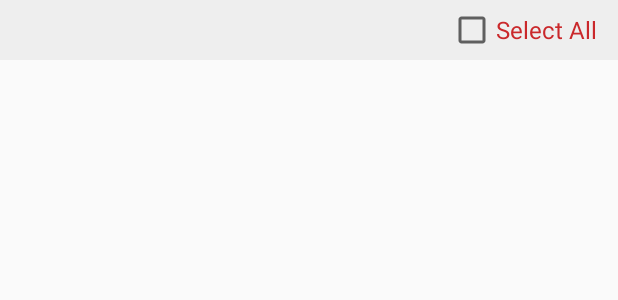
After one commit to HimaVaradhi/Jingoo, an Android app: the layout selectall_list_view_header.xml on its own in the app's theme, with its tools: preview values and no code run, on a phone screen of 412 x 824 dp. The commit adds this screen. Shown: the top 300 px of the screen. Run offline under Robolectric (Android 15) with nearby library versions, the phone set to English and light mode, and no system bars; network calls fail.

Commit message:
code change select all

```diff
--- a/app/src/main/java/com/oodi/jingoo/activity/StoreAnalyticsActivity.java
+++ b/app/src/main/java/com/oodi/jingoo/activity/StoreAnalyticsActivity.java
@@ -546,9 +546,7 @@ public class StoreAnalyticsActivity extends AppCompatActivity {
         webLnC.getSettings().setLoadsImagesAutomatically(true);
         webLnC.getSettings().setJavaScriptEnabled(true);
         webLnC.setScrollBarStyle(View.SCROLLBARS_INSIDE_OVERLAY);
-
         webLnC.loadUrl(StoreAnalyticsActivity.this.getResources().getString(R.string.base_url)+"v1/index.php/appshopboth/report_chart?token="+token+"&store_id="+store_id+"&from_date="+startDate+"&to_date="+endDate+"&type="+type+"&report_type="+report_type);
-
     }
 
     public BroadcastReceiver mMessageReceiver = new BroadcastReceiver() {
--- a/app/src/main/java/com/oodi/jingoo/adapter/RewardListAdapter.java
+++ b/app/src/main/java/com/oodi/jingoo/adapter/RewardListAdapter.java
@@ -271,12 +271,10 @@ public class RewardListAdapter extends RecyclerView.Adapter<RewardListAdapter.My
                 Map<String,String> params = new HashMap<String, String>();
                 params.put(KEY_USERNAME,token);
                 params.put("reward_id" , reward_id);
-
                 return params;
             }
 
         };
-
         RequestQueue requestQueue = Volley.newRequestQueue(mContext.getActivity());
         requestQueue.add(stringRequest);
     }
--- a/app/src/main/java/com/oodi/jingoo/fragment/YourPointsFragment.java
+++ b/app/src/main/java/com/oodi/jingoo/fragment/YourPointsFragment.java
@@ -52,7 +52,6 @@ public class YourPointsFragment extends Fragment {
     ImageView imgExpand ;
     LinearLayout lnrExpand , lnrHistory , lnrSO;
     TextView txtStoreName , txtStorePoint ;
-
     RecyclerView recCsmList , recRewards;
     List<CSM> csmList = new ArrayList<>();
     CSMListAdapter csmListAdapter ;
@@ -93,7 +92,7 @@ public class YourPointsFragment extends Fragment {
 
         if (!type.equals("csm")){
             lnrSO.setVisibility(View.GONE);
-            txtStoreName.setText("Earnings: ");
+            txtStoreName.setText("");
 
         }
 
--- a/app/src/main/res/layout/activity_reward.xml
+++ b/app/src/main/res/layout/activity_reward.xml
@@ -156,7 +156,6 @@
 
             <TextView
                 android:layout_width="match_parent"
-
                 android:layout_height="wrap_content"
                 android:gravity="center"
                 android:text="@string/YOUR_POINTS"
@@ -349,7 +348,6 @@
         </FrameLayout>
 
     </LinearLayout>
-
   <TextView
         android:id="@+id/txtLine"
 
--- a/app/src/main/res/layout/fragment_leader_board.xml
+++ b/app/src/main/res/layout/fragment_leader_board.xml
@@ -191,7 +191,7 @@
                 android:paddingRight="@dimen/activity_horizontal_margin"
                 android:layout_width="wrap_content"
                 android:layout_height="wrap_content"
-                android:text="@string/state"/>
+                android:text="         "/>
 
         </LinearLayout>
 
@@ -212,7 +212,7 @@
                 android:paddingRight="@dimen/activity_horizontal_margin"
                 android:layout_width="wrap_content"
                 android:layout_height="wrap_content"
-                android:text="@string/city"/>
+                android:text="         "/>
 
         </LinearLayout>
 
--- /dev/null
+++ b/app/src/main/res/layout/selectall_list_view_header.xml
@@ -0,0 +1,22 @@
+<?xml version="1.0" encoding="utf-8"?>
+<RelativeLayout xmlns:android="http://schemas.android.com/apk/res/android"
+    xmlns:tools="http://schemas.android.com/tools"
+    android:layout_width="fill_parent"
+    android:layout_height="wrap_content"
+    android:background="#EEE"
+    android:padding="4dp"
+    tools:ignore="HardcodedText,ContentDescription" >
+    <android.support.v7.widget.AppCompatCheckBox
+        android:layout_width="wrap_content"
+        android:layout_height="wrap_content"
+        android:id="@+id/filter_select_all"
+        android:text="Select All"
+        android:textColor="@color/bg"
+        android:textSize="16sp"
+        android:fontFamily="sans-serif"
+        android:layout_alignParentRight="true"
+        android:textAllCaps="false"
+        android:layout_marginRight="10dp"
+        android:visibility="visible"
+        android:focusable="false"/>
+</RelativeLayout>
--- a/app/src/main/res/values/colors.xml
+++ b/app/src/main/res/values/colors.xml
@@ -27,5 +27,5 @@
 
     <color name="l1">#44FFD0D0</color>
     <color name="l2">#44E89D9D</color>
-
+    <color name="shade">#44f7b7b1</color>
 </resources>
```
Also changed, not shown: app/build.gradle (+5 -6 lines), app/src/main/java/com/oodi/jingoo/activity/ChooseSupliersActivity.java (+66 -9 lines), app/src/main/java/com/oodi/jingoo/activity/RewardActivity.java (+4 -4 lines), app/src/main/java/com/oodi/jingoo/activity/SellingPriseActivity.java (+30 -20 lines), app/src/main/java/com/oodi/jingoo/pojo/Selectsupplier.java (added, +73 -0 lines), app/src/main/res/drawable-xxhdpi/background_selector.xml (+3 -5 lines), app/src/main/res/drawable/boundry.xml (added, +20 -0 lines), app/src/main/res/layout/activity_choose_supliers.xml (+22 -7 lines), app/src/main/res/values/strings.xml (+1 -15 lines), 1 other file. Lines whose indentation alone changed are shown as unchanged.
